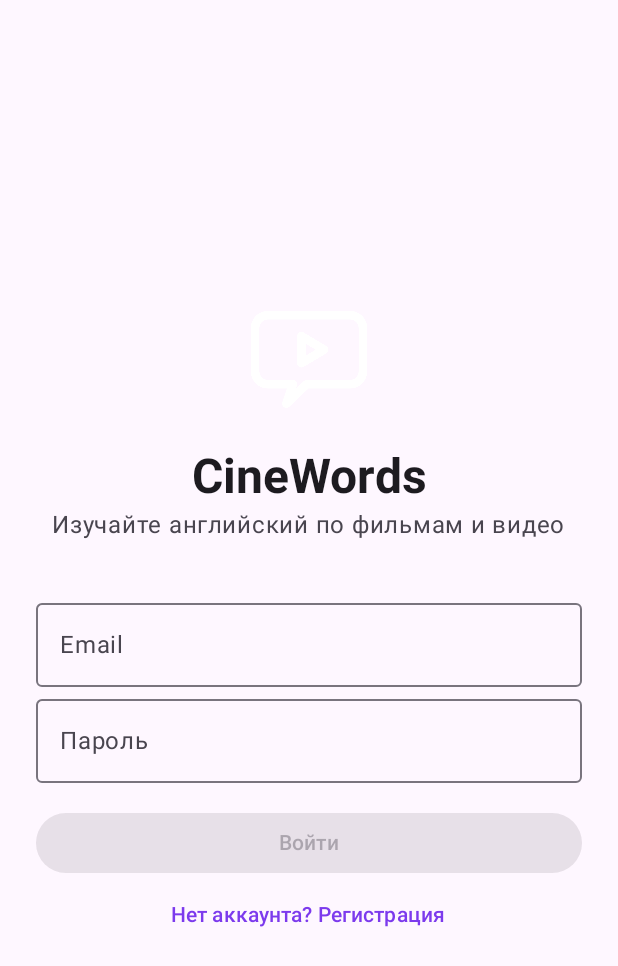
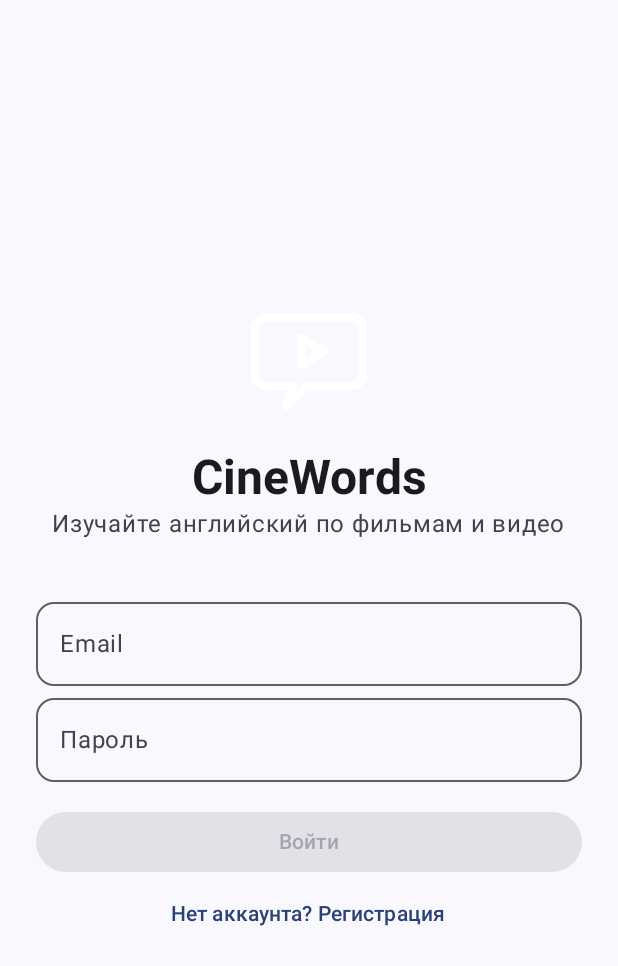
Before and after one commit to verge88/cinewords_native, an Android app built with Jetpack Compose: the screen it shows after launch (MainActivity), on a phone screen of 412 x 824 dp. Shown: the top 966 px of the screen. Run offline under Robolectric (Android 15) with nearby library versions, the phone set to English and light mode, and no system bars.

Commit message:
design: restore Flutter expressive theme, home dashboard and 5-tab navigation

```diff
--- /dev/null
+++ b/app/src/main/java/com/cinewords/nativeapp/CineTheme.kt
@@ -0,0 +1,107 @@
+package com.cinewords.nativeapp
+
+import android.os.Build
+import androidx.compose.foundation.isSystemInDarkTheme
+import androidx.compose.foundation.shape.RoundedCornerShape
+import androidx.compose.material3.*
+import androidx.compose.runtime.Composable
+import androidx.compose.ui.graphics.Color
+import androidx.compose.ui.platform.LocalContext
+import androidx.compose.ui.text.TextStyle
+import androidx.compose.ui.text.font.FontWeight
+import androidx.compose.ui.unit.dp
+import androidx.compose.ui.unit.sp
+
+/** The same Material 3 seed and expressive corner radii as Flutter's AppTheme. */
+object CineColors {
+    val Violet = Color(0xFF7C6CFF)
+    val Teal = Color(0xFF00BFA5)
+    val Amber = Color(0xFFFFB74D)
+    val Coral = Color(0xFFFF6B4A)
+    val HeroDark = Color(0xFF1C1B22)
+    val HeroDarkAlt = Color(0xFF141318)
+    val CardDark = Color(0xFF16151C)
+}
+
+private val lightColors = lightColorScheme(
+    primary = Color(0xFF6750A4), onPrimary = Color.White,
+    primaryContainer = Color(0xFFE9DDFF), onPrimaryContainer = Color(0xFF220F47),
+    secondary = Color(0xFF006B5D), onSecondary = Color.White,
+    secondaryContainer = Color(0xFF9CF1DC), onSecondaryContainer = Color(0xFF002019),
+    tertiary = Color(0xFF825500), onTertiary = Color.White,
+    tertiaryContainer = Color(0xFFFFDDB5), onTertiaryContainer = Color(0xFF291800),
+    background = Color(0xFFFFFBFE), surface = Color(0xFFFFFBFE),
+    surfaceContainer = Color(0xFFF2EDF5), surfaceContainerLow = Color(0xFFF8F3FA),
+    surfaceContainerHighest = Color(0xFFE7E0EC),
+    onSurface = Color(0xFF1D1B20), onSurfaceVariant = Color(0xFF49454F),
+    outlineVariant = Color(0xFFCAC4D0)
+)
+
+private val darkColors = darkColorScheme(
+    primary = Color(0xFFD0BCFF), onPrimary = Color(0xFF381E72),
+    primaryContainer = Color(0xFF4F378B), onPrimaryContainer = Color(0xFFE9DDFF),
+    secondary = Color(0xFF5DDCC4), onSecondary = Color(0xFF00382E),
+    secondaryContainer = Color(0xFF005047), onSecondaryContainer = Color(0xFF9CF1DC),
+    tertiary = Color(0xFFFFB74D), onTertiary = Color(0xFF452B00),
+    tertiaryContainer = Color(0xFF634000), onTertiaryContainer = Color(0xFFFFDDB5),
+    background = Color(0xFF121116), surface = Color(0xFF121116),
+    surfaceContainerLow = Color(0xFF1C1B22), surfaceContainer = Color(0xFF242329),
+    surfaceContainerHighest = Color(0xFF38363F),
+    onSurface = Color(0xFFE9E1E9), onSurfaceVariant = Color(0xFFCBC4D0),
+    outlineVariant = Color(0xFF49454F)
+)
+
+private val monoColors = darkColorScheme(
+    primary = Color.White, onPrimary = Color.Black,
+    primaryContainer = Color(0xFF2C2C2C), onPrimaryContainer = Color.White,
+    secondary = Color(0xFFEEEEEE), onSecondary = Color.Black,
+    secondaryContainer = Color(0xFF2C2C2C), onSecondaryContainer = Color.White,
+    tertiary = Color(0xFFCCCCCC), onTertiary = Color.Black,
+    tertiaryContainer = Color(0xFF2C2C2C), onTertiaryContainer = Color.White,
+    surface = Color.Black, background = Color.Black, onSurface = Color.White,
+    surfaceContainerLow = Color(0xFF121212),
+    surfaceContainer = Color(0xFF1E1E1E),
+    surfaceContainerHighest = Color(0xFF2C2C2C),
+    onSurfaceVariant = Color(0xFFB0B0B0),
+    outline = Color(0xFF404040), outlineVariant = Color(0xFF2A2A2A)
+)
+
+/** Plus Jakarta Sans/Inter proportions approximated with system sans until bundled fonts are available. */
+private val typography = Typography(
+    displayLarge = TextStyle(fontWeight = FontWeight.ExtraBold, fontSize = 57.sp, letterSpacing = (-0.25).sp),
+    displayMedium = TextStyle(fontWeight = FontWeight.Bold, fontSize = 45.sp),
+    displaySmall = TextStyle(fontWeight = FontWeight.SemiBold, fontSize = 36.sp),
+    headlineLarge = TextStyle(fontWeight = FontWeight.Bold, fontSize = 32.sp),
+    headlineMedium = TextStyle(fontWeight = FontWeight.SemiBold, fontSize = 28.sp),
+    headlineSmall = TextStyle(fontWeight = FontWeight.SemiBold, fontSize = 24.sp),
+    titleLarge = TextStyle(fontWeight = FontWeight.SemiBold, fontSize = 22.sp),
+    titleMedium = TextStyle(fontWeight = FontWeight.SemiBold, fontSize = 16.sp),
+    labelLarge = TextStyle(fontWeight = FontWeight.SemiBold, fontSize = 14.sp, letterSpacing = 0.1.sp)
+)
+
+private val expressiveShapes = Shapes(
+    extraSmall = RoundedCornerShape(12.dp),
+    small = RoundedCornerShape(16.dp),
+    medium = RoundedCornerShape(24.dp),
+    large = RoundedCornerShape(32.dp),
+    extraLarge = RoundedCornerShape(36.dp)
+)
+
+@Composable
+fun CineWordsTheme(mode: String, content: @Composable () -> Unit) {
+    val dark = when (mode) {
+        "light" -> false
+        "dark", "monochrome" -> true
+        else -> isSystemInDarkTheme()
+    }
+    val context = LocalContext.current
+    val scheme = when {
+        mode == "monochrome" -> monoColors
+        Build.VERSION.SDK_INT >= Build.VERSION_CODES.S && dark -> dynamicDarkColorScheme(context)
+        Build.VERSION.SDK_INT >= Build.VERSION_CODES.S -> dynamicLightColorScheme(context)
+        dark -> darkColors
+        else -> lightColors
+    }
+    MaterialTheme(colorScheme = scheme, typography = typography,
+        shapes = expressiveShapes, content = content)
+}
--- a/app/src/main/java/com/cinewords/nativeapp/MainActivity.kt
+++ b/app/src/main/java/com/cinewords/nativeapp/MainActivity.kt
@@ -27,24 +27,14 @@ class MainActivity : ComponentActivity() {
         super.onCreate(savedInstanceState)
         setContent {
             val state = remember { CineState(applicationContext) }
-            val dark = when (state.theme) {
-                "dark", "monochrome" -> true
-                "light" -> false
-                else -> isSystemInDarkTheme()
-            }
-            val scheme = if (state.theme == "monochrome")
-                darkColorScheme(primary = Color.White, secondary = Color.LightGray,
-                    background = Color(0xFF111318), surface = Color(0xFF18191D))
-            else if (dark) darkColorScheme(primary = Color(0xFFBB9AFF))
-            else lightColorScheme(primary = Color(0xFF7C3AED))
-            MaterialTheme(colorScheme = scheme) { CineApp(state) }
+            CineWordsTheme(state.theme) { CineApp(state) }
         }
     }
 }
 
 private val tabs = listOf(
-    "home" to "Главная", "catalog" to "Каталог", "dictionary" to "Слова",
-    "exercises" to "Практика", "profile" to "Профиль"
+    "home" to "Главная", "catalog" to "Видео", "movies" to "Фильмы",
+    "dictionary" to "Слова", "profile" to "Профиль"
 )
 
 @Composable
@@ -88,19 +78,27 @@ private fun CineApp(state: CineState) {
         }
     }
     Scaffold(snackbarHost = { SnackbarHost(snackbar) }, bottomBar = {
-        if (tab) NavigationBar {
+        if (tab) NavigationBar(
+            modifier = Modifier.height(76.dp),
+            containerColor = MaterialTheme.colorScheme.surfaceContainer,
+            tonalElevation = 0.dp
+        ) {
             tabs.forEachIndexed { index, item ->
                 NavigationBarItem(selected = state.route == item.first,
                     onClick = {
                         state.route = item.first
-                        if (item.first == "catalog" && state.results.isEmpty())
-                            scope.launch { state.browse("youtube") }
-                        if (item.first == "dictionary") scope.launch { state.loadWords() }
-                        if (item.first == "profile") scope.launch { state.loadProfile() }
+                        when (item.first) {
+                            "catalog" -> scope.launch { state.browse("youtube") }
+                            "movies" -> scope.launch { state.browse("movies") }
+                            "dictionary" -> scope.launch { state.loadWords() }
+                            "profile" -> scope.launch { state.loadProfile() }
+                        }
                     },
                     icon = { Icon(when (index) {
-                        0 -> Icons.Default.Home; 1 -> Icons.Default.Movie
-                        2 -> Icons.Default.MenuBook; 3 -> Icons.Default.School
+                        0 -> Icons.Default.Home
+                        1 -> Icons.Default.Explore
+                        2 -> Icons.Default.Movie
+                        3 -> Icons.Default.School
                         else -> Icons.Default.Person
                     }, contentDescription = null) },
                     label = { Text(item.second, maxLines = 1) }
@@ -110,8 +108,8 @@ private fun CineApp(state: CineState) {
     }) { padding ->
         Box(Modifier.fillMaxSize().padding(padding)) {
             when (state.route) {
-                "home" -> HomeScreen(state)
-                "catalog" -> CatalogScreen(state)
+                "home" -> CineHomeScreen(state)
+                "catalog", "movies" -> CatalogScreen(state)
                 "dictionary" -> DictionaryScreen(state)
                 "exercises" -> ExercisesHub(state)
                 "profile" -> ProfileScreen(state)
@@ -120,7 +118,7 @@ private fun CineApp(state: CineState) {
                 "review" -> ReviewScreen(state)
                 "exercise" -> ExerciseScreen(state)
                 "word_detail" -> WordDetailScreen(state)
-                else -> HomeScreen(state)
+                else -> CineHomeScreen(state)
             }
             if (state.loading) LinearProgressIndicator(
                 Modifier.align(Alignment.TopCenter).fillMaxWidth())
```
Also changed, not shown: app/src/main/java/com/cinewords/nativeapp/CineHome.kt (added, +408 -0 lines), app/src/main/java/com/cinewords/nativeapp/Screens.kt (+101 -65 lines).
